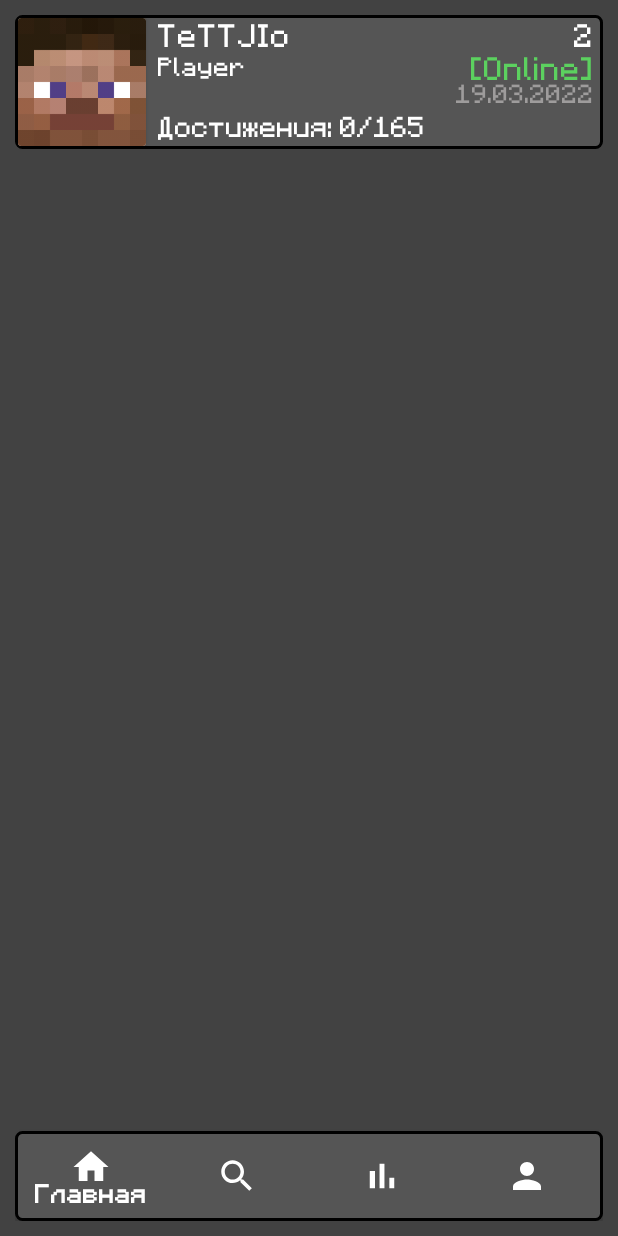
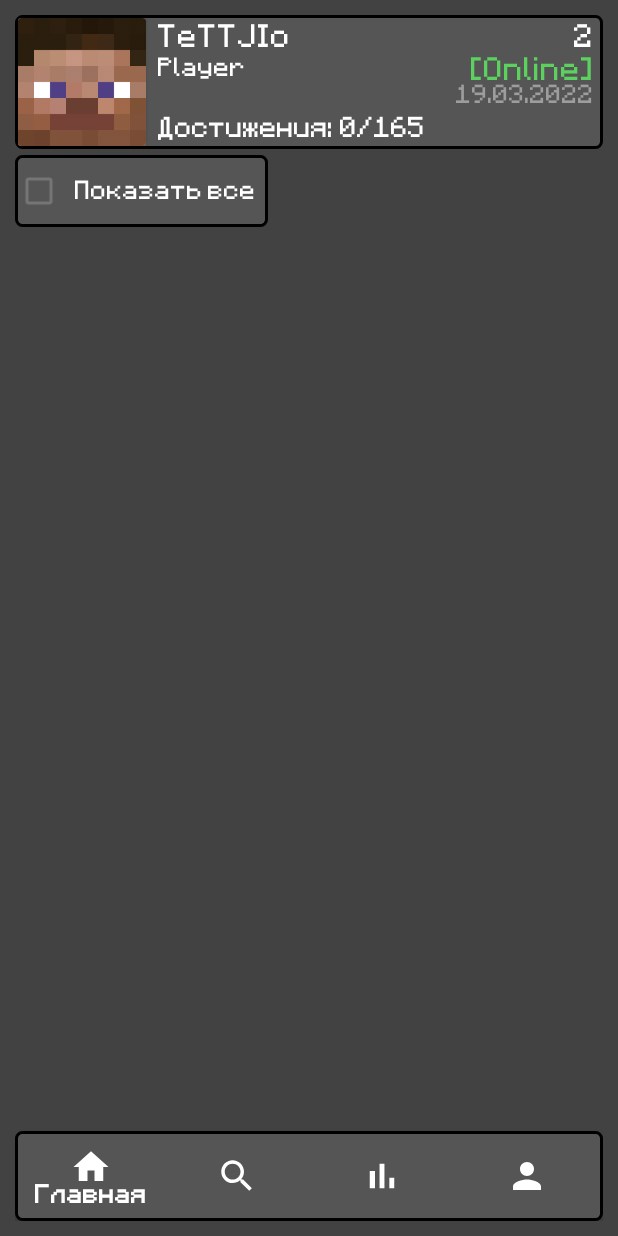
Before and after one commit to Sub4ikGG/Vime-Checker, an Android app: the AchievementsFragment screen opened through its navigation route, on a phone screen of 412 x 824 dp. Run offline under Robolectric (Android 15) with nearby library versions, the phone set to English and light mode, and no system bars; our stand-ins replace navigation-ui; network calls fail; pictures from the network do not load; 4 statements that could not run were skipped.

Commit message:
Vime-Checker 1.1

```diff
--- a/app/src/main/java/com/example/vimechecker/model/achievement/Achievement.kt
+++ b/app/src/main/java/com/example/vimechecker/model/achievement/Achievement.kt
@@ -1,8 +1,8 @@
 package com.example.vimechecker.model.achievement
 
 data class Achievement(
-    val description: List<String>,
+    var description: List<String>,
     val id: Int,
-    val reward: Int,
+    var reward: String,
     var title: String
 )
--- a/app/src/main/java/com/example/vimechecker/viewmodel/PlayerProfileViewModel.kt
+++ b/app/src/main/java/com/example/vimechecker/viewmodel/PlayerProfileViewModel.kt
@@ -41,7 +41,7 @@ class PlayerProfileViewModel: ViewModel() {
             val pFriends = repository.getPlayerFriends(id!!)
             val friends = pFriends.body()?.friends
 
-            if(friends?.isNotEmpty() == true) { //Filling array with anonymous
+            if(friends?.isNotEmpty() == true) { // Filling array with anonymous
                 val anonymous = friends.first().copy()
                 anonymous.id = -1
 
--- a/app/src/main/res/layout/activity_main.xml
+++ b/app/src/main/res/layout/activity_main.xml
@@ -1,13 +1,28 @@
 <?xml version="1.0" encoding="utf-8"?>
 <androidx.constraintlayout.widget.ConstraintLayout
     xmlns:android="http://schemas.android.com/apk/res/android"
+    xmlns:app="http://schemas.android.com/apk/res-auto"
     xmlns:tools="http://schemas.android.com/tools"
-        xmlns:app="http://schemas.android.com/apk/res-auto"
-        tools:context=".view.MainActivity" android:id="@+id/layout"
+    android:id="@+id/layout" android:layout_width="match_parent"
+    android:layout_height="match_parent"
     android:background="#424242"
-        android:layout_width="match_parent"
-        android:layout_height="match_parent" android:padding="10dp">
+    tools:context=".view.MainActivity">
 
+    <androidx.constraintlayout.widget.ConstraintLayout
+        android:id="@+id/constraintLayout"
+        android:layout_width="match_parent" android:layout_height="match_parent" android:padding="10dp">
+
+        <fragment
+            android:id="@+id/fragmentContainerView"
+            android:name="androidx.navigation.fragment.NavHostFragment"
+            android:layout_width="0dp"
+            android:layout_height="0dp"
+            android:clipToPadding="false"
+            android:saveEnabled="true"
+            app:defaultNavHost="true"
+            app:layout_constraintBottom_toTopOf="@+id/bottomNavigationView" app:layout_constraintEnd_toEndOf="parent"
+            app:layout_constraintStart_toStartOf="parent" app:layout_constraintTop_toTopOf="parent"
+            app:navGraph="@navigation/nav_graph"/>
         <com.google.android.material.bottomnavigation.BottomNavigationView
             android:id="@+id/bottomNavigationView"
             android:layout_width="match_parent"
@@ -18,22 +33,9 @@
             app:itemRippleColor="#00FFFFFF"
             app:itemTextAppearanceActive="@style/BottomNavigationViewTextStyle"
             app:itemTextAppearanceInactive="@style/BottomNavigationViewTextStyle"
-        app:itemTextColor="@color/white"
-        app:layout_constraintBottom_toBottomOf="parent"
+            app:itemTextColor="@color/white" app:layout_constraintBottom_toBottomOf="parent"
             app:layout_constraintEnd_toEndOf="parent" app:layout_constraintStart_toStartOf="parent"
             app:menu="@menu/bottom_menu"/>
-    <fragment
-            android:name="androidx.navigation.fragment.NavHostFragment"
-            android:layout_width="0dp"
-            android:layout_height="0dp"
-            app:navGraph="@navigation/nav_graph"
-            app:defaultNavHost="true"
-            android:id="@+id/fragmentContainerView"
-            app:layout_constraintEnd_toEndOf="parent"
-            app:layout_constraintStart_toStartOf="parent"
-            app:layout_constraintTop_toTopOf="parent"
-            app:layout_constraintBottom_toTopOf="@+id/bottomNavigationView"
-            android:layout_marginBottom="8dp" android:saveEnabled="true"
-            android:clipToPadding="false"/>
+    </androidx.constraintlayout.widget.ConstraintLayout>
 
 </androidx.constraintlayout.widget.ConstraintLayout>
--- a/app/src/main/res/layout/fragment_achievements.xml
+++ b/app/src/main/res/layout/fragment_achievements.xml
@@ -10,16 +10,17 @@
         <RelativeLayout
             android:id="@+id/main_box_layout"
             android:layout_width="match_parent" android:layout_height="wrap_content"
-            android:layout_marginBottom="6dp" android:background="@drawable/box"
-            app:layout_constraintEnd_toEndOf="parent" app:layout_constraintStart_toStartOf="parent" app:layout_constraintTop_toTopOf="parent">
+            android:background="@drawable/box"
+            app:layout_constraintEnd_toEndOf="parent" app:layout_constraintStart_toStartOf="parent"
+            app:layout_constraintTop_toTopOf="parent">
 
             <TextView
                 android:id="@+id/lastEnter_textView2"
                 android:layout_width="wrap_content"
                 android:layout_height="wrap_content"
-                android:fontFamily="@font/minecraft"
                 android:layout_below="@id/online_textView"
                 android:layout_alignEnd="@id/online_textView"
+                android:fontFamily="@font/minecraft"
                 android:text="19.03.2022"
                 android:textColor="@color/grey"
                 android:textSize="14sp"
@@ -106,7 +107,18 @@
             android:id="@+id/achievements_rcView"
             android:layout_width="match_parent"
             android:layout_height="wrap_content"
+            android:layout_below="@id/show_all_checkBox"
+            android:layout_marginTop="2dp"
+            android:overScrollMode="never"/>
+        <CheckBox
+            android:id="@+id/show_all_checkBox"
+            style="@style/text"
+            android:layout_width="wrap_content"
+            android:layout_height="wrap_content"
             android:layout_below="@id/main_box_layout"
-            android:overScrollMode="never"/>
+            android:layout_marginTop="4dp"
+            android:background="@drawable/box"
+            android:padding="8dp"
+            android:text="Показать все"/>
     </RelativeLayout>
 </FrameLayout>
```
Also changed, not shown: app/src/main/java/com/example/vimechecker/view/AchievementsFragment.kt (+45 -15 lines), app/src/main/java/com/example/vimechecker/view/MainFragment.kt (+9 -3 lines), app/src/main/java/com/example/vimechecker/view/PlayerProfileFragment.kt (+6 -7 lines), app/src/main/java/com/example/vimechecker/view/recyclerview/AchievementsAdapter.kt (+8 -0 lines), app/src/main/java/com/example/vimechecker/view/recyclerview/LastRequestsAdapter.kt (+8 -0 lines), app/src/main/res/layout/fragment_admins_list.xml (+5 -3 lines), app/src/main/res/layout/fragment_main.xml (+64 -55 lines), app/src/main/res/drawable/bg.jpg (added), app/src/main/res/drawable/kompas.png (deleted), app/src/main/res/drawable/vimeworld.png (added). Lines whose indentation alone changed are shown as unchanged.
